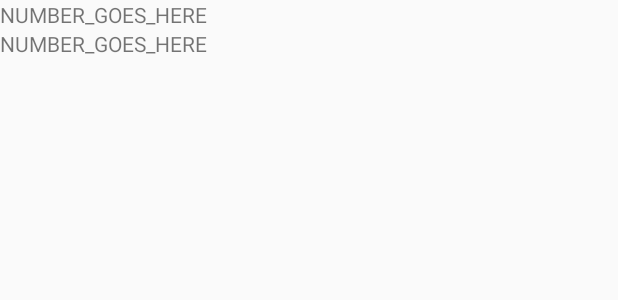
After one commit to smoot/android, an Android app: the layout item.xml on its own in the app's theme, with its tools: preview values and no code run, on a phone screen of 412 x 824 dp. The commit adds this screen. Shown: the top 300 px of the screen. Run offline under Robolectric (Android 15) with nearby library versions, the phone set to English and light mode, and no system bars.

Commit message:
first iteration

```diff
--- a/MyApplication/app/src/main/java/com/example/makss/myapplication/ListAdapter.java
+++ b/MyApplication/app/src/main/java/com/example/makss/myapplication/ListAdapter.java
@@ -32,10 +32,13 @@ public class ListAdapter extends ArrayAdapter<SMSData> {
     public View getView(int position, View convertView, ViewGroup parent) {
         LayoutInflater inflater = (LayoutInflater) context.getSystemService(Context.LAYOUT_INFLATER_SERVICE);
 
-        View rowView = inflater.inflate(R.layout.activity_main, parent, false);
+        View rowView = inflater.inflate(R.layout.item, parent, true);
 
         TextView senderNumber = (TextView) rowView.findViewById(R.id.smsNumberText);
         senderNumber.setText(smsList.get(position).getNumber());
+
+        TextView BodyText = (TextView) rowView.findViewById(R.id.smsBodyText);
+        BodyText.setText(smsList.get(position).getBody());
 
         return rowView;
     }
--- /dev/null
+++ b/MyApplication/app/src/main/res/layout/item.xml
@@ -0,0 +1,20 @@
+<?xml version="1.0" encoding="utf-8"?>
+<LinearLayout xmlns:android="http://schemas.android.com/apk/res/android"
+    android:orientation="vertical" android:layout_width="match_parent"
+    android:layout_height="match_parent">
+
+    <TextView
+        android:id="@+id/smsNumberText"
+        android:layout_width="fill_parent"
+        android:layout_height="wrap_content"
+        android:text="@string/smsNumberText">
+    </TextView>
+
+    <TextView
+        android:id="@+id/smsBodyText"
+        android:layout_width="fill_parent"
+        android:layout_height="wrap_content"
+        android:text="@string/smsBodyText">
+    </TextView>
+
+</LinearLayout>
--- a/MyApplication/app/src/main/res/values/strings.xml
+++ b/MyApplication/app/src/main/res/values/strings.xml
@@ -2,4 +2,5 @@
     <string name="app_name">My Application</string>
     <string name="action_settings">Settings</string>
     <string name="smsNumberText">NUMBER_GOES_HERE</string>
+    <string name="smsBodyText">NUMBER_GOES_HERE</string>
 </resources>
```
Also changed, not shown: MyApplication/app/src/main/res/layout/activity_main.xml (+2 -15 lines), 1 other file.
